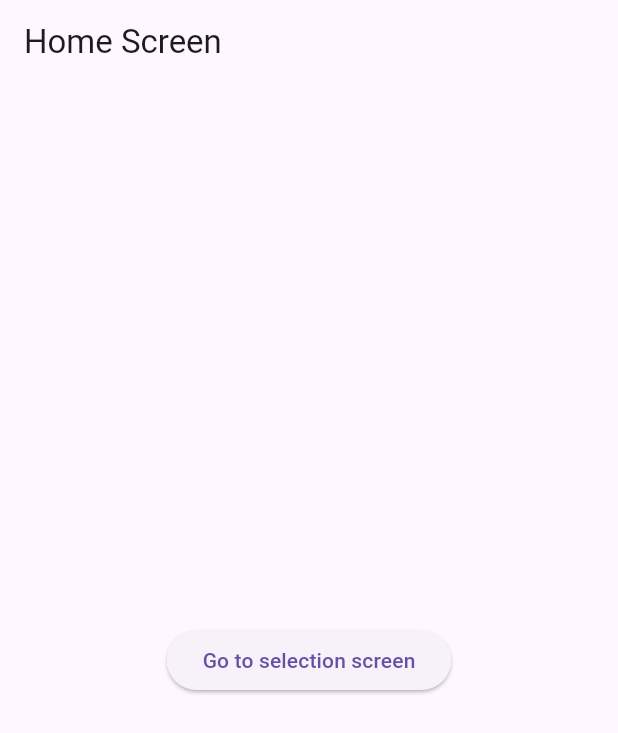
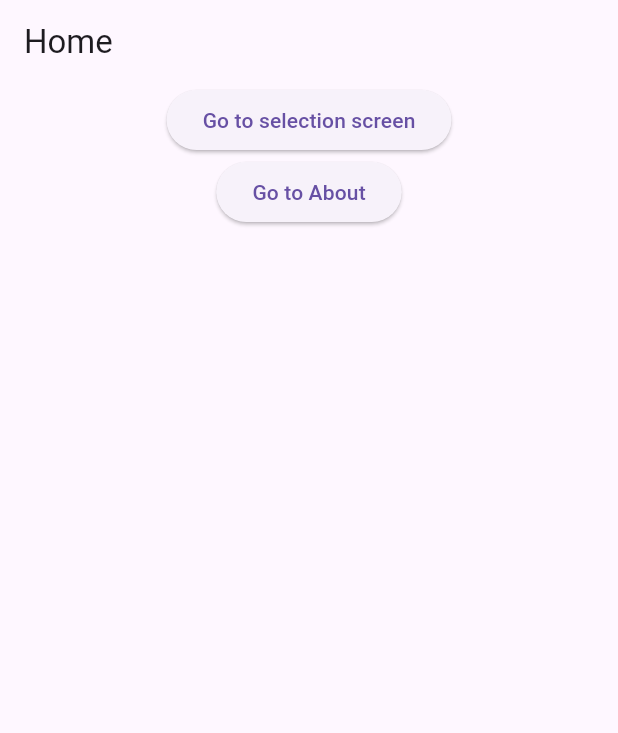
Before and after one commit to malkthere/mad_lesson01_2425, a Flutter app: the screen it shows after launch, on a phone screen of 412 x 824 dp. Shown: the top 733 px of the screen. Run offline on Flutter 3.47's test engine with Material 3 defaults, Android fonts, the phone set to English and light mode, and no system bars.

Commit message:
lesson 05- (Navigation) Push NamedReturning Data from a Route

```diff
--- a/lib/main.dart
+++ b/lib/main.dart
@@ -1,5 +1,6 @@
 import 'package:flutter/material.dart';
 import 'package:mad_lesson1_2425/SecondScreen.dart';
+import 'package:mad_lesson1_2425/AboutScreen.dart';
 
 void main() {
   runApp(const MyApp());
@@ -11,8 +12,13 @@ class MyApp extends StatelessWidget {
   @override
   Widget build(BuildContext context) {
     return MaterialApp(
-      title: 'Return Data Demo',
-      home: const HomeScreen(),
+      title: 'Named Routes Demo',
+      initialRoute: '/',
+      routes: {
+        '/': (context) => const HomeScreen(),
+        '/SecondPage': (context) => const SecondPage(),
+        '/about': (context) => const AboutScreen(),
+      },
     );
   }
 }
@@ -23,26 +29,32 @@ class HomeScreen extends StatelessWidget {
   @override
   Widget build(BuildContext context) {
     return Scaffold(
-      appBar: AppBar(title: const Text('Home Screen')),
+      appBar: AppBar(title: const Text('Home')),
       body: Center(
-        child: ElevatedButton(
+        child: Column(
+          children: [
+             ElevatedButton(
               onPressed: () async{
-            final result = await Navigator.push<bool>(
-              context,
-              MaterialPageRoute(
-                builder: (context) => const SecondPage(),
-              ),
-            );
+                final result = await Navigator.pushNamed(
+                  context,'/SecondPage'
+                )as bool?;
                 if (result != null) {
                   ScaffoldMessenger.of(context).showSnackBar(
-                SnackBar(content: Text(result ?'تمت الموافقة على الشروط':'تم رفض الشروط')),
+                    SnackBar(content: Text(result?'You selected accept':'you selected not to accept')),
                   );
                 }
                 },
                child: const Text('Go to selection screen'),
             ),
+            ElevatedButton(
+              onPressed: () {
+                Navigator.pushNamed(context, '/about');
+              },
+              child: const Text('Go to About'),
+            ),
+          ],
+        ),
       ),
     );
   }
-
 }
```
Also changed, not shown: lib/AboutScreen.dart (added, +51 -0 lines). Lines whose indentation alone changed are shown as unchanged.
